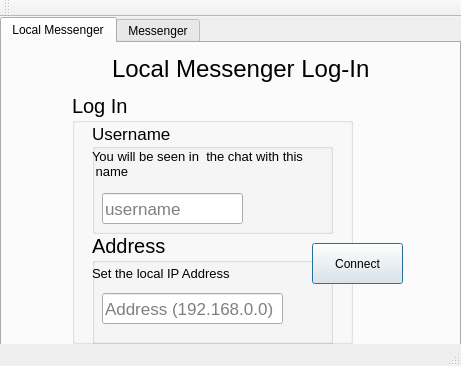
First picture: the form in appDevelopment/login.ui, repository omarcruzpantoja/pacromMsger, before the edit.
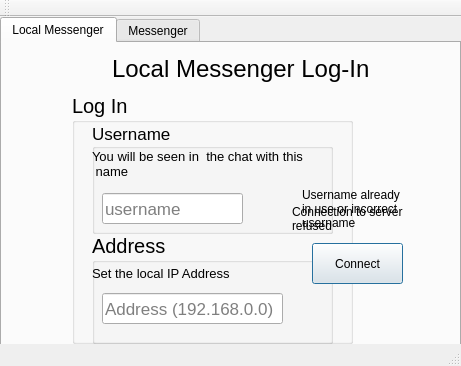
Second picture: the form after the edit. The open tabs and pages were chosen to show the change.

Commit message: local server log in almost complete

The edit to the form file:
```diff
--- a/appDevelopment/login.ui
+++ b/appDevelopment/login.ui
@@ -24,7 +24,7 @@
      </rect>
     </property>
     <property name="currentIndex">
-     <number>1</number>
+     <number>0</number>
     </property>
     <widget class="QWidget" name="tab">
      <attribute name="title">
@@ -117,7 +117,7 @@
  name</string>
         </property>
        </widget>
-       <widget class="QLineEdit" name="lineEdit">
+       <widget class="QLineEdit" name="localUName">
         <property name="geometry">
          <rect>
           <x>10</x>
@@ -161,7 +161,7 @@
          <string>Set the local IP Address</string>
         </property>
        </widget>
-       <widget class="QLineEdit" name="lineEdit_2">
+       <widget class="QLineEdit" name="localIPAddress">
         <property name="geometry">
          <rect>
           <x>10</x>
@@ -184,9 +184,43 @@
        </widget>
       </widget>
      </widget>
+     <widget class="QLabel" name="errorLocalUN">
+      <property name="enabled">
+       <bool>true</bool>
+      </property>
+      <property name="geometry">
+       <rect>
+        <x>300</x>
+        <y>140</y>
+        <width>131</width>
+        <height>51</height>
+       </rect>
+      </property>
+      <property name="text">
+       <string>Username already
+in use or incorrect 
+username</string>
+      </property>
+     </widget>
+     <widget class="QLabel" name="localServerR">
+      <property name="geometry">
+       <rect>
+        <x>290</x>
+        <y>160</y>
+        <width>161</width>
+        <height>31</height>
+       </rect>
+      </property>
+      <property name="text">
+       <string>Connection to server
+refused</string>
+      </property>
+     </widget>
      <zorder>localTitle</zorder>
      <zorder>groupBox</zorder>
      <zorder>localConnect</zorder>
+     <zorder>errorLocalUN</zorder>
+     <zorder>localServerR</zorder>
     </widget>
     <widget class="QWidget" name="tab_2">
      <attribute name="title">
@@ -347,13 +381,13 @@
        <rect>
         <x>270</x>
         <y>80</y>
-        <width>121</width>
+        <width>131</width>
         <height>31</height>
        </rect>
       </property>
       <property name="text">
-       <string>Wrong email/id or
- password</string>
+       <string>THIS IS NOT 
+ FUNCTIONAL ATM</string>
       </property>
      </widget>
      <widget class="QLabel" name="forgotPw_3">
```
The commit also changes 14 other files.
